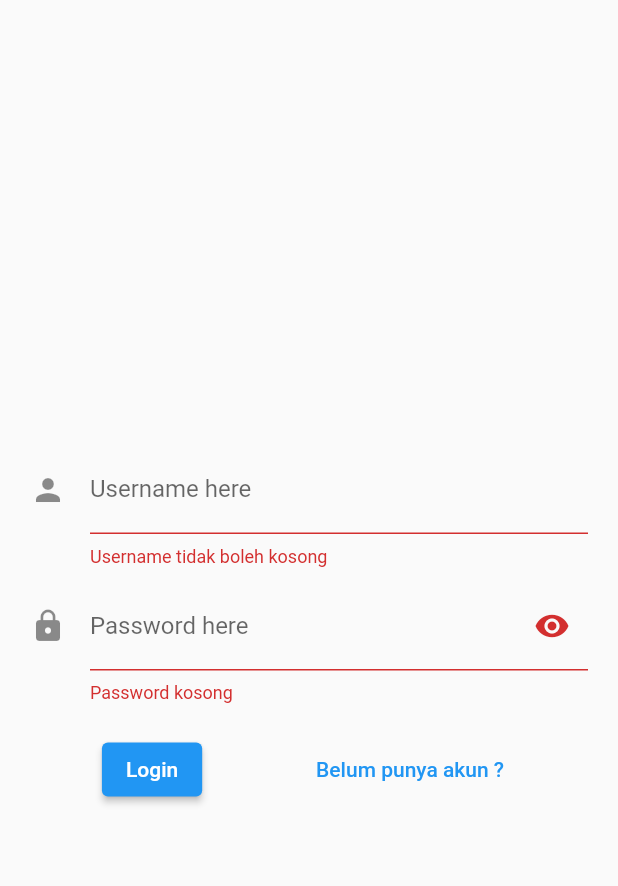
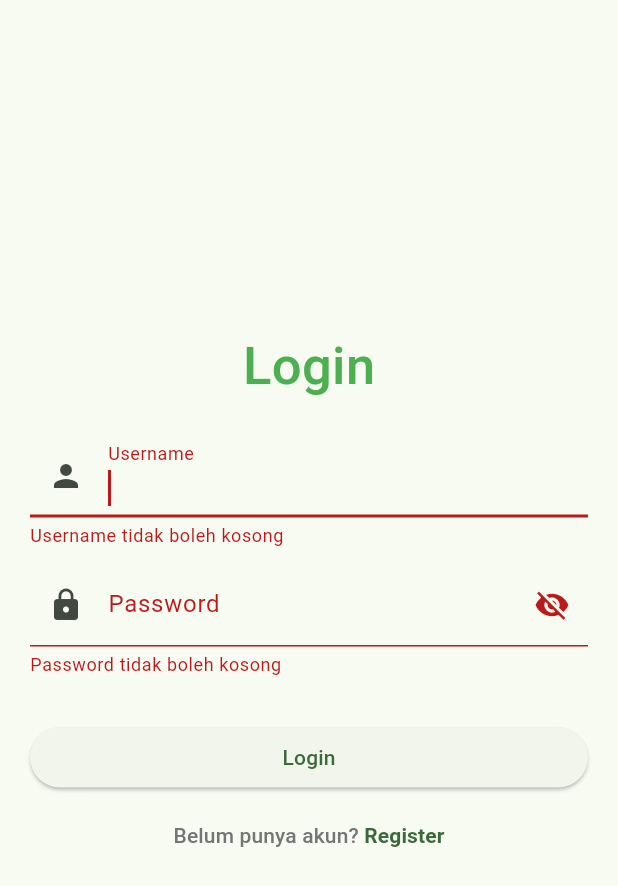
Before and after one commit to RInf0/UGD_Modul_2_Kel1, a Flutter app: the screen it shows after launch, after a tap on "Login", on a phone screen of 412 x 824 dp. Shown: the top 886 px of the screen. Run offline on Flutter 3.47's test engine with Material 2 defaults, Android fonts, the phone set to English and light mode, and no system bars; our stand-ins replace sqflite; accounts and stored records are empty; network calls fail.

Commit message:
menambah register dan login menggunakan sqflite

```diff
--- a/lib/View/login.dart
+++ b/lib/View/login.dart
@@ -2,14 +2,15 @@ import 'package:flutter/material.dart';
 //* Sesuai dengan nama project, awalnya akan error pada home, register, dan form component karena belum ada dibuat
 import 'package:ugd_modul_2_kel1/View/home.dart';
 import 'package:ugd_modul_2_kel1/View/register.dart';
+import 'package:ugd_modul_2_kel1/database/sql_helper.dart';
 // import 'package:ugd_modul_2_kel1/component/form_component.dart';
 
 class LoginView extends StatefulWidget {
   //* Variabel map data dibuat bersifat nullabl, karena ketika aplikasi dijalankan(dipanggil dari main, tdak ada yang dibawa)
   //* data memiliki nilai ketika registrasi berhasil dilakukan
-  final Map? data;
+  // final Map? data;
   //* Agar Map data bisa ebrsifat nullable, pada konstruktor dibungkus dengan kurung ( ) agar bersifat opsional
-  const LoginView({super.key, this.data});
+  const LoginView({super.key});
 
   @override
   State<LoginView> createState() => _LoginViewState();
@@ -17,16 +18,28 @@ class LoginView extends StatefulWidget {
 
 class _LoginViewState extends State<LoginView> {
   final _formKey = GlobalKey<FormState>();
-  bool passwordVisible = true;
+  bool passwordInvisible = true;
   TextEditingController usernameController = TextEditingController();
   TextEditingController passwordController = TextEditingController();
+
+  List<Map<String, dynamic>> listUser = [];
+
+  void refresh() async {
+    final data = await SQLHelper.getUser();
+    listUser = data;
+  }
+
+  @override
+  void initState() {
+    refresh();
+    super.initState();
+  }
 
   @override
   Widget build(BuildContext context) {
     //* TextEditingController
-
     //* widget mengacu pada instance/objek Loginview
-    Map? dataForm = widget.data;
+    // Map? dataForm = widget.data;
     return Scaffold(
       body: SafeArea(
         child: Form(
@@ -34,10 +47,20 @@ class _LoginViewState extends State<LoginView> {
           child: Column(
             mainAxisAlignment: MainAxisAlignment.center,
             children: [
+              // Title
+              const Text(
+                'Login',
+                style: TextStyle(
+                    fontSize: 35,
+                    color: Colors.green,
+                    fontWeight: FontWeight.w500),
+              ),
+
               //* Username
               Padding(
-                padding: const EdgeInsets.only(left: 20, top: 10, right: 20),
+                padding: const EdgeInsets.only(left: 20, top: 20, right: 20),
                 child: TextFormField(
+                  autofocus: true,
                   validator: (value) {
                     if (value == null || value.isEmpty) {
                       return "Username tidak boleh kosong";
@@ -46,9 +69,9 @@ class _LoginViewState extends State<LoginView> {
                   },
                   controller: usernameController,
                   decoration: const InputDecoration(
-                      hintText: "Username",
-                      labelText: "Username here",
-                      icon: Icon(Icons.person)),
+                    labelText: "Username",
+                    prefixIcon: Icon(Icons.person),
+                  ),
                 ),
               ),
 
@@ -58,24 +81,23 @@ class _LoginViewState extends State<LoginView> {
                 child: TextFormField(
                   validator: (value) {
                     if (value == null || value.isEmpty) {
-                      return "Password kosong";
+                      return "Password tidak boleh kosong";
                     }
                     return null;
                   },
-                  obscureText: passwordVisible,
+                  obscureText: passwordInvisible,
                   controller: passwordController,
                   decoration: InputDecoration(
-                    hintText: "Password",
-                    labelText: "Password here",
-                    icon: const Icon(Icons.lock),
+                    labelText: "Password",
+                    prefixIcon: const Icon(Icons.lock),
                     suffixIcon: IconButton(
-                      icon: Icon(passwordVisible
-                          ? Icons.visibility
-                          : Icons.visibility_off),
+                      icon: Icon(passwordInvisible
+                          ? Icons.visibility_off
+                          : Icons.visibility),
                       onPressed: () {
                         setState(
                           () {
-                            passwordVisible = !passwordVisible;
+                            passwordInvisible = !passwordInvisible;
                           },
                         );
                       },
@@ -83,49 +105,54 @@ class _LoginViewState extends State<LoginView> {
                   ),
                 ),
               ),
+
               // untuk memberi space antara input dengan button login
               const SizedBox(
-                height: 20,
+                height: 30.0,
               ),
-              //* Baris yang berisi tombol login dan tombol mengarah kehalaman register
-              Row(
-                mainAxisAlignment: MainAxisAlignment.spaceEvenly,
-                children: [
-                  //* tombol login
-                  ElevatedButton(
+
+              //* Baris yang berisi tombol login
+              Padding(
+                padding: const EdgeInsets.symmetric(horizontal: 20),
+                child: SizedBox(
+                  width: double.infinity,
+                  child: ElevatedButton(
                       //* Fungsi yang dijalankan saat tombol ditekan
                       onPressed: () {
                         //* Cek statenya sudah valid atau belum valid
                         if (_formKey.currentState!.validate()) {
                           //* Jika sudah valid, cek usernamedan password yang diinputkan pada form telah sesuai dengan data yang dibawah
                           //* dari halaman register atau belum
-                          if (dataForm!['username'] ==
-                                  usernameController.text &&
-                              dataForm['password'] == passwordController.text) {
-                            //* Jika sesuai navigasi ke halaman home
+                          refresh();
+
+                          Map<String, dynamic>? userLoggedIn;
+
+                          for (Map<String, dynamic> user in listUser) {
+                            if (user['username'] == usernameController.text &&
+                                user['password'] == passwordController.text) {
+                              userLoggedIn = user;
+                            }
+                          }
+
+                          if (userLoggedIn != null) {
                             Navigator.push(
                                 context,
                                 MaterialPageRoute(
                                     builder: (_) => const HomeView()));
                           } else {
-                            //* Jika belum tampilkan alert dialog
                             showDialog(
                               context: context,
                               builder: (_) => AlertDialog(
-                                title: const Text('Password salah'),
+                                title: const Text('Password salah!'),
                                 //* isi alert dialog
-                                content: TextButton(
+                                actions: <Widget>[
+                                  TextButton(
                                     //* pushRegister(context) fungsi pada baris 118-124 untuk meminimalkan nested code
                                     onPressed: () => pushRegister(context),
-                                    child: const Text('Daftar Disini !!')),
-                                actions: <Widget>[
-                                  TextButton(
-                                    onPressed: () => pushRegister(context),
-                                    child: const Text('Cancel'),
+                                    child: const Text('Register'),
                                   ),
                                   TextButton(
-                                    onPressed: () =>
-                                        Navigator.pop(context, 'Cancel'),
+                                    onPressed: () => Navigator.pop(context),
                                     child: const Text('Ok'),
                                   ),
                                 ],
@@ -135,17 +162,42 @@ class _LoginViewState extends State<LoginView> {
                         }
                       },
                       child: const Text('Login')),
+                ),
+              ),
+
               //* tombol ke halaman register
               TextButton(
+                style: ButtonStyle(
+                  overlayColor: MaterialStateProperty.all(Colors.transparent),
+                ),
                 onPressed: () {
                   Map<String, dynamic> formData = {};
                   formData['username'] = usernameController.text;
                   formData['password'] = usernameController.text;
                   pushRegister(context);
                 },
-                      child: const Text('Belum punya akun ?')),
+                child: Padding(
+                  padding:
+                      const EdgeInsets.symmetric(horizontal: 20, vertical: 10),
+                  child: Row(
+                    mainAxisAlignment: MainAxisAlignment.center,
+                    children: [
+                      Text(
+                        'Belum punya akun? ',
+                        style: TextStyle(color: Colors.grey.shade600),
+                      ),
+                      const Text(
+                        'Register',
+                        style: TextStyle(fontWeight: FontWeight.bold),
+                      ),
                     ],
                   ),
+                ),
+              ),
+
+              const SizedBox(
+                height: 20,
+              )
             ],
           ),
         ),
--- /dev/null
+++ b/lib/database/sql_helper.dart
@@ -0,0 +1,80 @@
+import 'package:sqflite/sqflite.dart' as sql;
+
+class SQLHelper {
+  // create db
+  static Future<void> createTables(sql.Database database) async {
+    await database.execute("""
+    CREATE TABLE user(
+      id INTEGER PRIMARY KEY AUTOINCREMENT NOT NULL,
+      username TEXT,
+      email TEXT,
+      password TEXT,
+      no_telp TEXT,
+      tgl_lahir TEXT
+    )
+    """);
+  }
+
+  // call db
+  static Future<sql.Database> db() async {
+    return sql.openDatabase(
+      'user.db',
+      version: 1,
+      onCreate: (sql.Database database, int version) async {
+        await createTables(database);
+      },
+    );
+  }
+
+  // insert user
+  static Future<int> addUser(String username, String email, String password,
+      String tglLahir, String noTelp) async {
+    final db = await SQLHelper.db();
+    final data = {
+      'username': username,
+      'email': email,
+      'password': password,
+      'tgl_lahir': tglLahir,
+      'no_telp': noTelp,
+    };
+    return await db.insert(
+      'user',
+      data,
+    );
+  }
+
+  // read user
+  static Future<List<Map<String, dynamic>>> getUser() async {
+    final db = await SQLHelper.db();
+    return db.query(
+      'user',
+    );
+  }
+
+  // update user
+  static Future<int> editUser(int id, String username, String email,
+      String password, String tglLahir, String noTelp) async {
+    final db = await SQLHelper.db();
+    final data = {
+      'username': username,
+      'email': email,
+      'password': password,
+      'tgl_lahir': tglLahir,
+      'no_telp': noTelp,
+    };
+    return await db.update(
+      'user',
+      data,
+      where: "id = $id",
+    );
+  }
+
+  // delete user
+  static Future<int> deleteUser(int id) async {
+    final db = await SQLHelper.db();
+    return await db.delete(
+      'user',
+      where: "id = $id",
+    );
+  }
+}
--- a/lib/main.dart
+++ b/lib/main.dart
@@ -10,8 +10,14 @@ class MainApp extends StatelessWidget {
 
   @override
   Widget build(BuildContext context) {
-    return const MaterialApp(
-      home: LoginView(),
+    return MaterialApp(
+      theme: ThemeData(
+        useMaterial3: true,
+        colorScheme: ColorScheme.fromSeed(
+          seedColor: Colors.green,
+        ),
+      ),
+      home: const LoginView(),
     );
   }
 }
--- a/pubspec.yaml
+++ b/pubspec.yaml
@@ -10,6 +10,7 @@ dependencies:
   flutter:
     sdk: flutter
   intl: ^0.18.1
+  sqflite: ^2.3.0
 
 dev_dependencies:
   flutter_test:
```
Also changed, not shown: lib/View/register.dart (+127 -73 lines), lib/entity/user.dart (added, +13 -0 lines), pubspec.lock, 4 other files. Lines whose indentation alone changed are shown as unchanged.
